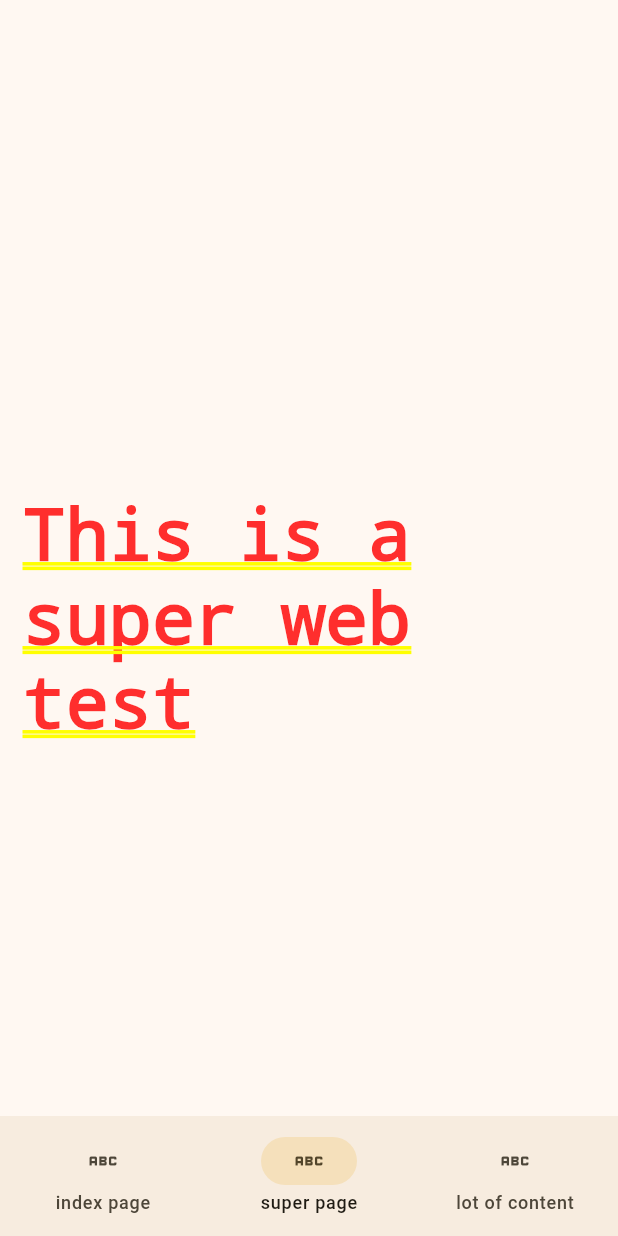
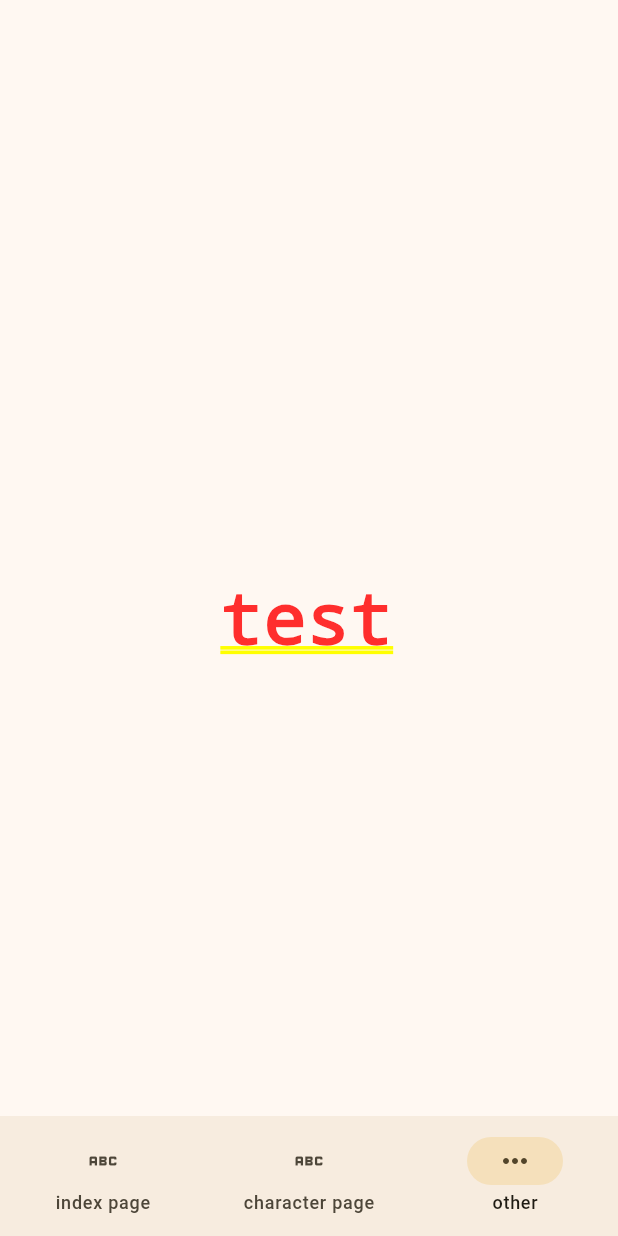
Before and after one commit to ALEZ-DEV/Wuthering_Waves_Wiki, a Flutter app: the screen it shows after launch, item 2 of the bottom bar chosen, on a phone screen of 412 x 824 dp. Run offline on Flutter 3.47's test engine with Material 3 defaults, Android fonts, the phone set to English and light mode, and no system bars; our stand-ins replace go_router.

Commit message:
implemented characters pages

```diff
--- a/lib/main.dart
+++ b/lib/main.dart
@@ -22,6 +22,7 @@ class WutheringWavesApp extends StatelessWidget {
       themeMode: WutheringWaves.Theme.currentMode,
       theme: WutheringWaves.Theme.light,
       darkTheme: WutheringWaves.Theme.dark,
+      title: 'test',
     );
   }
 }
--- a/lib/menu_page.dart
+++ b/lib/menu_page.dart
@@ -26,15 +26,19 @@ class MenuPage extends StatefulWidget {
 class _MenuPageState extends State<MenuPage> {
   @override
   Widget build(BuildContext context) {
-    final selectedPage = widget.allRoutes.indexOf(widget.uri.path);
+    final notHaveSelectedpage = !widget.allRoutes.contains(widget.uri.path);
+    int selectedPage = widget.allRoutes.indexOf(widget.uri.path);
+    if (notHaveSelectedpage) selectedPage = widget.allRoutes.length;
 
     return Utils.isMobileDevice(context)
         ? MenuMobilePage(
+            notHaveSelectedPage: notHaveSelectedpage,
             selectedPage: selectedPage,
             allRoutes: widget.allRoutes,
             child: widget.child,
           )
         : MenuDesktopPage(
+            notHaveSelectedPage: notHaveSelectedpage,
             selectedPage: selectedPage,
             allRoutes: widget.allRoutes,
             child: widget.child,
@@ -44,12 +48,14 @@ class _MenuPageState extends State<MenuPage> {
 
 class MenuDesktopPage extends StatefulWidget {
   const MenuDesktopPage({
+    required this.notHaveSelectedPage,
     required this.selectedPage,
     required this.allRoutes,
     required this.child,
     super.key,
   });
 
+  final bool notHaveSelectedPage;
   final int selectedPage;
   final List<String> allRoutes;
   final Widget child;
@@ -83,21 +89,26 @@ class _MenuDesktopPageState extends State<MenuDesktopPage> {
             NavigationRail(
               selectedIndex: widget.selectedPage,
               onDestinationSelected: (int index) {
+                if (widget.allRoutes[index] == '/characters/:name') {
+                  context.go('/characters/test');
+                  return;
+                }
                 context.go(widget.allRoutes[index]);
               },
-              destinations: const [
-                NavigationRailDestination(
+              destinations: [
+                const NavigationRailDestination(
                   icon: Icon(Icons.abc),
                   label: Text('index page'),
                 ),
-                NavigationRailDestination(
+                const NavigationRailDestination(
                   icon: Icon(Icons.abc),
-                  label: Text('super page'),
+                  label: Text('character page'),
                 ),
-                NavigationRailDestination(
-                  icon: Icon(Icons.abc),
-                  label: Text('lot of content'),
-                ),
+                if (widget.notHaveSelectedPage)
+                  const NavigationRailDestination(
+                    icon: Icon(Icons.more_horiz),
+                    label: Text('other'),
+                  ),
               ],
             ),
             Expanded(
@@ -113,12 +124,14 @@ class _MenuDesktopPageState extends State<MenuDesktopPage> {
 //The menu for a mobile page
 class MenuMobilePage extends StatefulWidget {
   const MenuMobilePage({
+    required this.notHaveSelectedPage,
     required this.selectedPage,
     required this.allRoutes,
     required this.child,
     super.key,
   });
 
+  final bool notHaveSelectedPage;
   final int selectedPage;
   final List<String> allRoutes;
   final Widget child;
@@ -138,21 +151,26 @@ class _MenuMobilePageState extends State<MenuMobilePage> {
         NavigationBar(
           selectedIndex: widget.selectedPage,
           onDestinationSelected: (int index) {
+            if (widget.allRoutes[index] == '/characters/:name') {
+              context.go('/characters/test');
+              return;
+            }
             context.go(widget.allRoutes[index]);
           },
-          destinations: const [
-            NavigationDestination(
+          destinations: [
+            const NavigationDestination(
               icon: Icon(Icons.abc),
               label: 'index page',
             ),
-            NavigationDestination(
+            const NavigationDestination(
               icon: Icon(Icons.abc),
-              label: 'super page',
+              label: 'character page',
             ),
-            NavigationDestination(
-              icon: Icon(Icons.abc),
-              label: 'lot of content',
-            ),
+            if (widget.notHaveSelectedPage)
+              const NavigationDestination(
+                icon: Icon(Icons.more_horiz),
+                label: 'other',
+              ),
           ],
         ),
       ],
--- /dev/null
+++ b/lib/pages/character_page.dart
@@ -0,0 +1,28 @@
+import 'package:flutter/material.dart';
+import 'package:wuthering_waves_wiki/pages/base_page.dart';
+
+class CharacterPage extends StatelessWidget {
+  const CharacterPage({
+    required this.characterName,
+    super.key,
+  });
+
+  static const route = '/characters/:name';
+
+  final String? characterName;
+
+  @override
+  Widget build(BuildContext context) {
+    return BasePage(
+      child: characterName == null
+          ? const Center(
+              child: SelectableText('Please enter a valid character name'),
+            )
+          : Center(
+              child: SelectableText(
+                characterName!,
+              ),
+            ),
+    );
+  }
+}
--- a/lib/pages/index_page.dart
+++ b/lib/pages/index_page.dart
@@ -16,53 +16,3 @@ class IndexPage extends StatelessWidget {
     );
   }
 }
-
-class SuperPage extends StatelessWidget {
-  const SuperPage({
-    super.key,
-  });
-
-  static const route = '/super';
-
-  @override
-  Widget build(BuildContext context) {
-    return BasePage(
-      child: Container(
-        color: Theme.of(context).colorScheme.background,
-        child: const Center(
-          child: SelectableText('This is a super web test'),
-        ),
-      ),
-    );
-  }
-}
-
-class LotOfContentPage extends StatelessWidget {
-  LotOfContentPage({super.key});
-
-  static const route = '/lot-of-content';
-
-  List<Widget> listOfWidgets = [];
-
-  @override
-  Widget build(BuildContext context) {
-    for (int i = 0; i < 25; i++) {
-      listOfWidgets.add(Padding(
-        padding: const EdgeInsets.all(8.0),
-        child: Container(
-          color: Colors.blue,
-          height: 50,
-          child: Center(
-            child: Text('content nb$i'),
-          ),
-        ),
-      ));
-    }
-
-    return BasePage(
-      child: Column(
-        children: listOfWidgets,
-      ),
-    );
-  }
-}
--- a/lib/routes.dart
+++ b/lib/routes.dart
@@ -1,14 +1,14 @@
 import 'package:flutter/cupertino.dart';
 import 'package:go_router/go_router.dart';
 
-import 'package:wuthering_waves_wiki/pages/index_page.dart';
 import 'menu_page.dart';
+import './pages/index_page.dart';
+import './pages/character_page.dart';
 
 class Routing {
   static const allRoutes = [
     IndexPage.route,
-    SuperPage.route,
-    LotOfContentPage.route,
+    CharacterPage.route,
   ];
 
   static final router = GoRouter(
@@ -24,19 +24,13 @@ class Routing {
             ),
           ),
           GoRoute(
-            path: SuperPage.route,
+            path: CharacterPage.route,
             pageBuilder: (context, state) => buildPage(
               context,
               state,
-              const SuperPage(),
-            ),
-          ),
-          GoRoute(
-            path: LotOfContentPage.route,
-            pageBuilder: (context, state) => buildPage(
-              context,
-              state,
-              LotOfContentPage(),
+              CharacterPage(
+                characterName: state.pathParameters['name'],
+              ),
             ),
           ),
         ],
```
